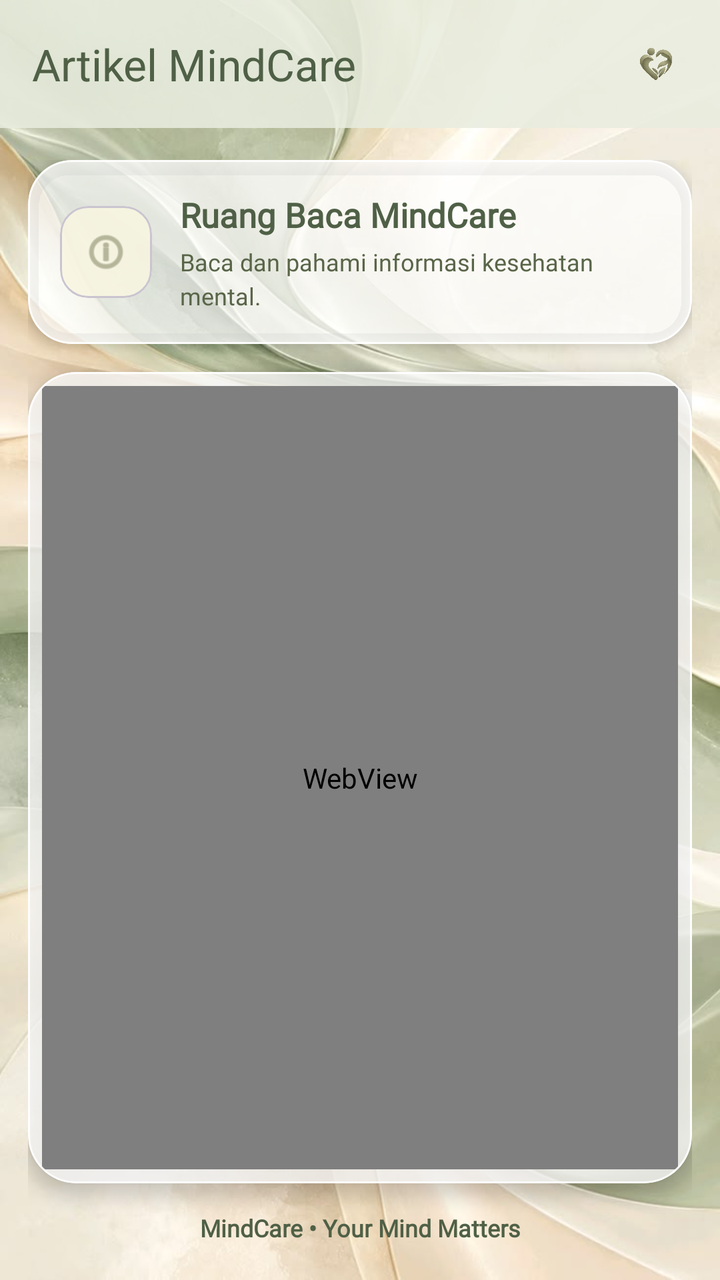
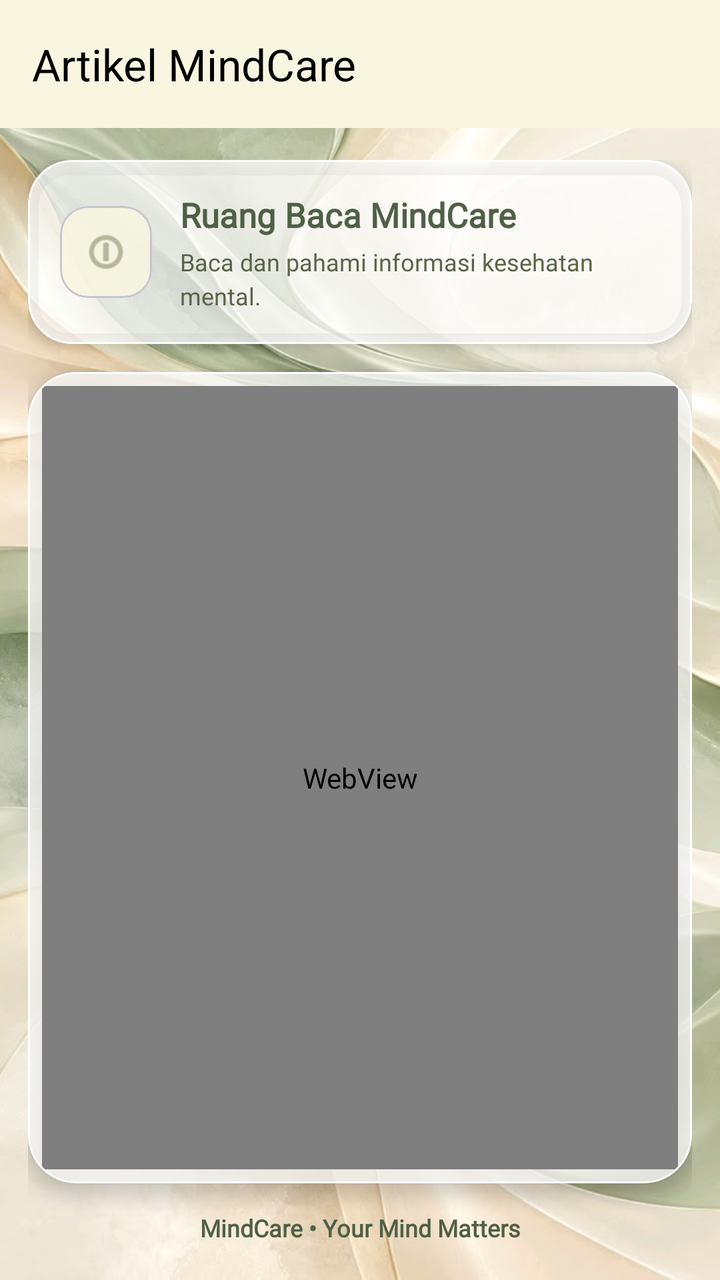

An Android layout rendered at two revisions. The XML below is the earlier revision; the diff shows what the commit changed to produce the second picture.
<!-- AndroidManifest.xml: application theme Theme.Nadini_3TIB -->
<!-- res/layout/activity_web_view.xml -->
<?xml version="1.0" encoding="utf-8"?>
<androidx.coordinatorlayout.widget.CoordinatorLayout
    xmlns:android="http://schemas.android.com/apk/res/android"
    xmlns:app="http://schemas.android.com/apk/res-auto"
    xmlns:tools="http://schemas.android.com/tools"
    android:id="@+id/main"
    android:layout_width="match_parent"
    android:layout_height="match_parent"
    tools:context=".pertemuan5.WebViewActivity">

    <ImageView
        android:layout_width="match_parent"
        android:layout_height="match_parent"
        android:contentDescription="Wallpaper MindCare"
        android:scaleType="centerCrop"
        android:src="@drawable/pp2" />

    <com.google.android.material.appbar.AppBarLayout
        android:id="@+id/appBar"
        android:layout_width="match_parent"
        android:layout_height="wrap_content"
        android:background="#DDE8EDDF"
        app:elevation="2dp">

        <androidx.appcompat.widget.Toolbar
            android:id="@+id/toolbar"
            android:layout_width="match_parent"
            android:layout_height="?attr/actionBarSize"
            app:title="Artikel MindCare"
            app:titleTextColor="#4F6046"
            app:subtitleTextColor="#596548">

            <ImageView
                android:layout_width="32dp"
                android:layout_height="32dp"
                android:layout_gravity="end|center_vertical"
                android:layout_marginEnd="16dp"
                android:contentDescription="Logo MindCare"
                android:src="@drawable/logoapp" />

        </androidx.appcompat.widget.Toolbar>

    </com.google.android.material.appbar.AppBarLayout>

    <LinearLayout
        android:layout_width="match_parent"
        android:layout_height="match_parent"
        android:orientation="vertical"
        android:paddingStart="14dp"
        android:paddingEnd="14dp"
        android:paddingTop="16dp"
        android:paddingBottom="18dp"
        app:layout_behavior="@string/appbar_scrolling_view_behavior">

        <com.google.android.material.card.MaterialCardView
            android:layout_width="match_parent"
            android:layout_height="wrap_content"
            app:cardBackgroundColor="#BFFFFFFF"
            app:cardCornerRadius="22dp"
            app:cardElevation="4dp"
            app:strokeColor="#E6FFFFFF"
            app:strokeWidth="1dp">

            <LinearLayout
                android:layout_width="match_parent"
                android:layout_height="wrap_content"
                android:gravity="center_vertical"
                android:orientation="horizontal"
                android:padding="16dp">

                <com.google.android.material.card.MaterialCardView
                    android:layout_width="46dp"
                    android:layout_height="46dp"
                    app:cardBackgroundColor="#DDF8F6E1"
                    app:cardCornerRadius="14dp"
                    app:cardElevation="0dp">

                    <ImageView
                        android:layout_width="match_parent"
                        android:layout_height="match_parent"
                        android:contentDescription="Ikon artikel"
                        android:padding="11dp"
                        android:src="@android:drawable/ic_menu_info_details"
                        app:tint="@color/hijau" />

                </com.google.android.material.card.MaterialCardView>

                <LinearLayout
                    android:layout_width="0dp"
                    android:layout_height="wrap_content"
                    android:layout_marginStart="14dp"
                    android:layout_weight="1"
                    android:orientation="vertical">

                    <TextView
                        android:layout_width="match_parent"
                        android:layout_height="wrap_content"
                        android:fontFamily="@font/font1"
                        android:text="Ruang Baca MindCare"
                        android:textColor="#4F6046"
                        android:textSize="17sp"
                        android:textStyle="bold" />

                    <TextView
                        android:layout_width="match_parent"
                        android:layout_height="wrap_content"
                        android:layout_marginTop="4dp"
                        android:fontFamily="@font/font1"
                        android:lineSpacingExtra="3dp"
                        android:text="Baca dan pahami informasi kesehatan mental."
                        android:textColor="#596548"
                        android:textSize="12sp" />

                </LinearLayout>

            </LinearLayout>

        </com.google.android.material.card.MaterialCardView>

        <com.google.android.material.card.MaterialCardView
            android:layout_width="match_parent"
            android:layout_height="0dp"
            android:layout_weight="1"
            android:layout_marginTop="14dp"
            app:cardBackgroundColor="#BFFFFFFF"
            app:cardCornerRadius="24dp"
            app:cardElevation="5dp"
            app:strokeColor="#E6FFFFFF"
            app:strokeWidth="1dp">

            <LinearLayout
                android:layout_width="match_parent"
                android:layout_height="match_parent"
                android:orientation="vertical"
                android:padding="7dp">

                <WebView
                    android:id="@+id/webView"
                    android:layout_width="match_parent"
                    android:layout_height="match_parent"
                    android:background="@color/white" />

            </LinearLayout>

        </com.google.android.material.card.MaterialCardView>

        <TextView
            android:layout_width="match_parent"
            android:layout_height="wrap_content"
            android:layout_marginTop="14dp"
            android:fontFamily="@font/font1"
            android:gravity="center"
            android:text="MindCare • Your Mind Matters"
            android:textColor="#4F6046"
            android:textSize="12sp"
            android:textStyle="bold" />

    </LinearLayout>

</androidx.coordinatorlayout.widget.CoordinatorLayout>
<!-- resources referenced by this layout -->
<resources>
  <color name="hijau">#8A8C6B</color>
  <color name="white">#FFFFFFFF</color>
  <!-- drawable logoapp: png bitmap (drawable, 359094 bytes) -->
  <!-- drawable pp2: jpg bitmap (drawable, 66113 bytes) -->
  <style name="Theme.Nadini_3TIB" parent="Base.Theme.Nadini_3TIB" />
  <style name="Base.Theme.Nadini_3TIB" parent="Theme.Material3.DayNight.NoActionBar">
          
          
      </style>
</resources>

<!-- the commit's change to res/layout/activity_web_view.xml (unified diff, before → after) -->
@@ -6,7 +6,7 @@
     android:id="@+id/main"
     android:layout_width="match_parent"
     android:layout_height="match_parent"
-    tools:context=".pertemuan5.WebViewActivity">
+    tools:context=".Home.pertemuan5.WebViewActivity">
 
     <ImageView
         android:layout_width="match_parent"
@@ -27,16 +27,9 @@
             android:layout_width="match_parent"
             android:layout_height="?attr/actionBarSize"
             app:title="Artikel MindCare"
-            app:titleTextColor="#4F6046"
-            app:subtitleTextColor="#596548">
-
-            <ImageView
-                android:layout_width="32dp"
-                android:layout_height="32dp"
-                android:layout_gravity="end|center_vertical"
-                android:layout_marginEnd="16dp"
-                android:contentDescription="Logo MindCare"
-                android:src="@drawable/logoapp" />
+            android:background="@color/kuning"
+            app:titleTextColor="@color/black"
+            app:subtitleTextColor="@color/black">
 
         </androidx.appcompat.widget.Toolbar>
 
<!-- resource entries referenced after the edit -->
@@ -1,13 +1,12 @@
 <!-- resources referenced by this layout -->
 <resources>
+  <color name="black">#FF000000</color>
   <color name="hijau">#8A8C6B</color>
+  <color name="kuning">#F8F6E1</color>
   <color name="white">#FFFFFFFF</color>
-  <!-- drawable logoapp: png bitmap (drawable, 359094 bytes) -->
   <!-- drawable pp2: jpg bitmap (drawable, 66113 bytes) -->
   <style name="Theme.Nadini_3TIB" parent="Base.Theme.Nadini_3TIB" />
   <style name="Base.Theme.Nadini_3TIB" parent="Theme.Material3.DayNight.NoActionBar">
-          
-          
       </style>
 </resources>
 
